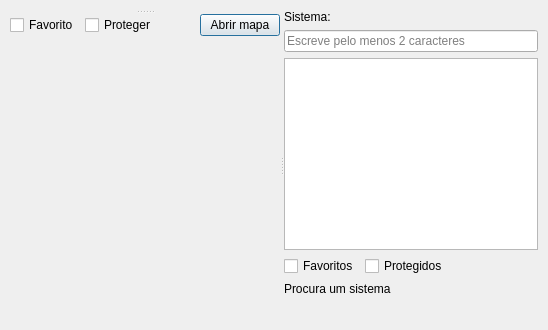
The window that ui/map_library_window.ui (pbgaspar/rhino-surface-mapper) describes before a commit, drawn with Qt 5.
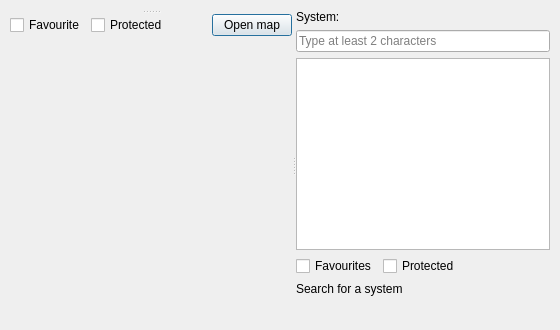
The same window after the commit.

Commit message: Internationalize map library

```diff
--- a/ui/map_library_window.ui
+++ b/ui/map_library_window.ui
@@ -22,10 +22,10 @@
           <layout class="QVBoxLayout" name="detailsLayout">
            <item>
             <layout class="QHBoxLayout" name="flagsLayout">
-             <item><widget class="QCheckBox" name="favoriteCheck"><property name="text"><string>Favorito</string></property></widget></item>
-             <item><widget class="QCheckBox" name="protectedCheck"><property name="text"><string>Proteger</string></property></widget></item>
+             <item><widget class="QCheckBox" name="favoriteCheck"><property name="text"><string>Favourite</string></property></widget></item>
+             <item><widget class="QCheckBox" name="protectedCheck"><property name="text"><string>Protected</string></property></widget></item>
              <item><spacer name="flagsSpacer"><property name="orientation"><enum>Qt::Horizontal</enum></property><property name="sizeHint" stdset="0"><size><width>40</width><height>20</height></size></property></spacer></item>
-             <item><widget class="QPushButton" name="openButton"><property name="text"><string>Abrir mapa</string></property></widget></item>
+             <item><widget class="QPushButton" name="openButton"><property name="text"><string>Open map</string></property></widget></item>
             </layout>
            </item>
            <item><widget class="QWidget" name="detailsInfoHost"><layout class="QVBoxLayout" name="detailsInfoLayout"/></widget></item>
@@ -37,17 +37,17 @@
      </widget>
      <widget class="QWidget" name="rightPane">
       <layout class="QVBoxLayout" name="rightLayout">
-       <item><widget class="QLabel" name="systemLabel"><property name="text"><string>Sistema:</string></property></widget></item>
-       <item><widget class="QLineEdit" name="searchInput"><property name="placeholderText"><string>Escreve pelo menos 2 caracteres</string></property></widget></item>
+       <item><widget class="QLabel" name="systemLabel"><property name="text"><string>System:</string></property></widget></item>
+       <item><widget class="QLineEdit" name="searchInput"><property name="placeholderText"><string>Type at least 2 characters</string></property></widget></item>
        <item><widget class="QListWidget" name="suggestionsList"><property name="maximumHeight"><number>125</number></property></widget></item>
        <item>
         <layout class="QHBoxLayout" name="mapFilterLayout">
-         <item><widget class="QCheckBox" name="favoriteFilterCheck"><property name="text"><string>Favoritos</string></property></widget></item>
-         <item><widget class="QCheckBox" name="protectedFilterCheck"><property name="text"><string>Protegidos</string></property></widget></item>
+         <item><widget class="QCheckBox" name="favoriteFilterCheck"><property name="text"><string>Favourites</string></property></widget></item>
+         <item><widget class="QCheckBox" name="protectedFilterCheck"><property name="text"><string>Protected</string></property></widget></item>
          <item><spacer name="mapFilterSpacer"><property name="orientation"><enum>Qt::Horizontal</enum></property><property name="sizeHint" stdset="0"><size><width>40</width><height>20</height></size></property></spacer></item>
         </layout>
        </item>
-       <item><widget class="QLabel" name="systemTitle"><property name="text"><string>Procura um sistema</string></property></widget></item>
+       <item><widget class="QLabel" name="systemTitle"><property name="text"><string>Search for a system</string></property></widget></item>
        <item><widget class="QWidget" name="treeHost"><layout class="QVBoxLayout" name="treeLayout"/></widget></item>
       </layout>
      </widget>
```
Left out of the diff: 2 changed lines with no effect on the pictures. The commit also changes 4 other files.
